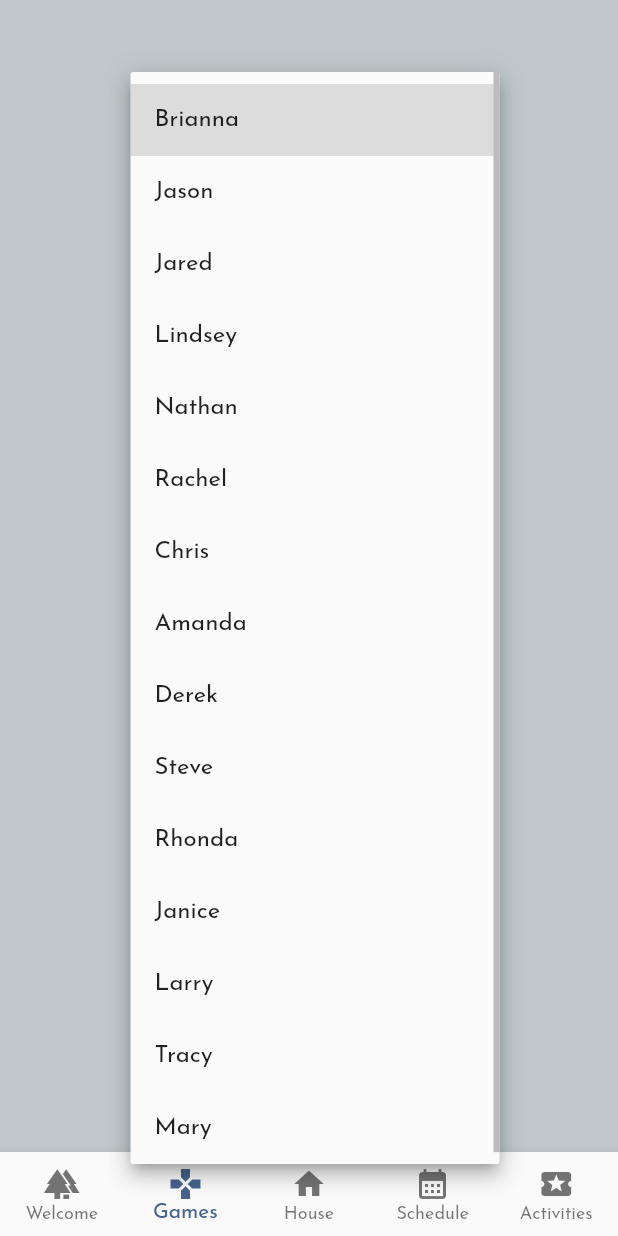
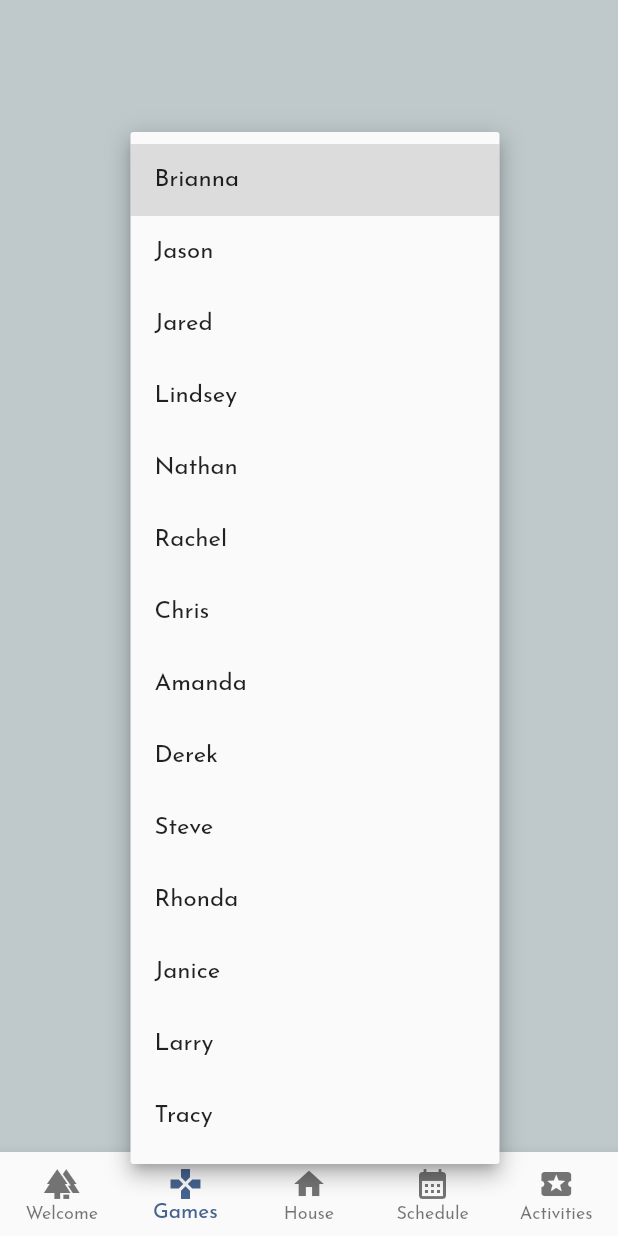
Before and after one commit to jeodell/wedding-bingo, a Flutter app: the Games screen opened by its route, after a tap on the "arrow drop down" icon, on a phone screen of 412 x 824 dp. Run offline on Flutter 3.47's test engine with Material 2 defaults, Android fonts, the phone set to English and light mode, and no system bars; our stand-ins replace auto_route, confetti, lottie, shared_preferences; accounts and stored records are empty.

Commit message:
Removing Mary and updating a couple of Rhonda's bingos

```diff
--- a/lib/data/bingo_data.dart
+++ b/lib/data/bingo_data.dart
@@ -14,7 +14,6 @@
     'Janice',
     'Larry',
     'Tracy',
-    'Mary',
   ];
 
   static final List<Map<String, String>> conditions = <Map<String, String>>[
@@ -50,9 +49,8 @@
     <String, String>{'lindsey': 'Lindsey starts beating up on Nathan'},
     <String, String>{'lindsey': 'Lindsey sneezes more than twice in a row'},
     // Rhonda
-    <String, String>{'rhonda': 'Rhonda laughs hysterically'},
+    <String, String>{'rhonda': 'Rhonda looks for her glasses'},
     <String, String>{'rhonda': 'Rhonda plays non-bingo games on her phone'},
-    <String, String>{'rhonda': 'Rhonda makes a covert dig'},
     <String, String>{'rhonda': 'Rhonda stops to take pictures of wildflowers'},
     // Rachel
     <String, String>{'rachel': 'Rachel has a breakfast beer'},
@@ -80,12 +78,6 @@
     // Tracy
     <String, String>{'tracy': 'Tracy says "I will blaze you up"'},
     <String, String>{'tracy': 'Tracy threatens violence against Larry'},
-    // Mary
-    <String, String>{'mary': 'Mary winks while poking fun at someone'},
-    <String, String>{'mary': 'Mary wears a floral shirt'},
-    <String, String>{
-      'mary': 'Mary gets up from the floor faster than someone younger than her'
-    },
   ];
 
   static final Map<String, int> numPhotos = <String, int>{
@@ -98,7 +90,6 @@
     'chris': 1,
     'steve': 1,
     'rhonda': 1,
-    'mary': 1,
     'larry': 1,
     'tracy': 1,
     'janice': 1,
```
